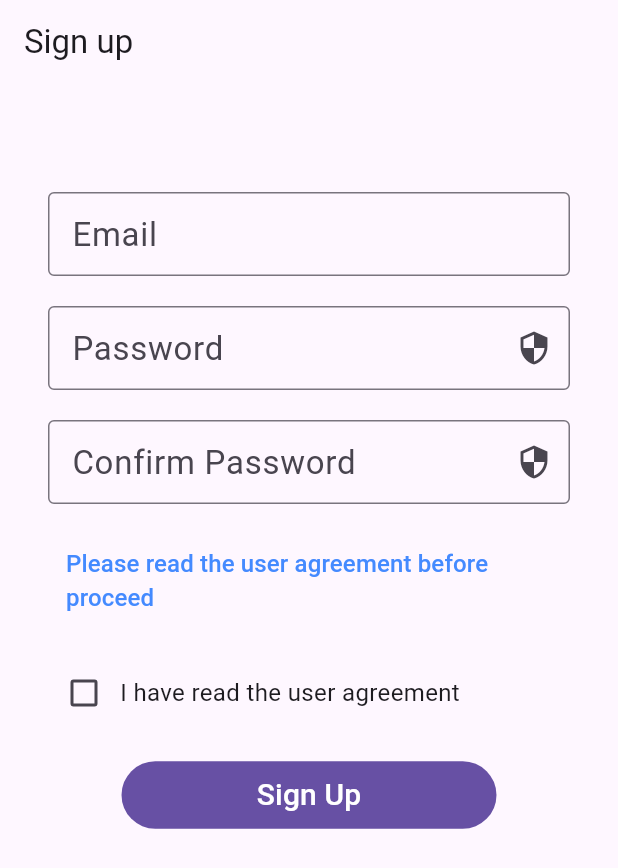
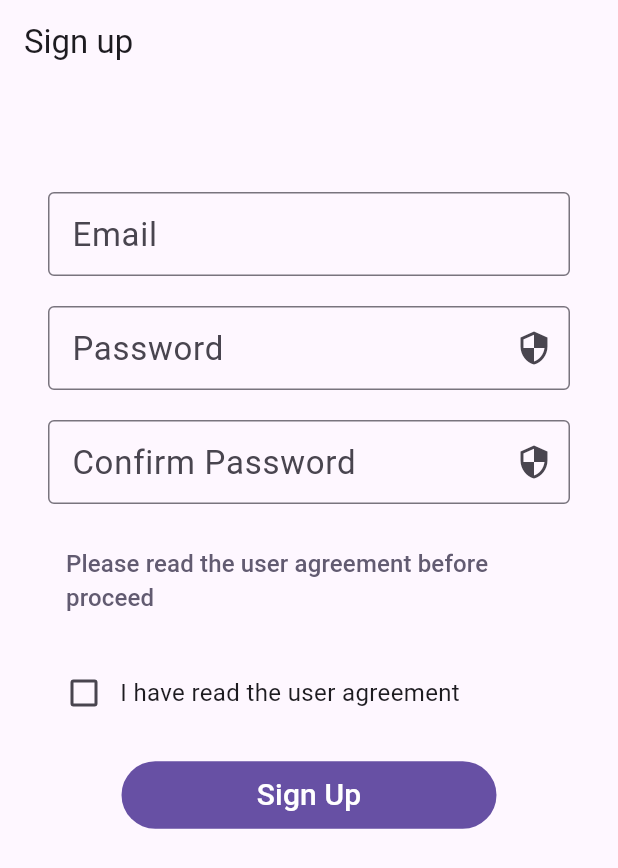
Before and after one commit to AkshatAdsule/chat, a Flutter app: the SignUp screen opened directly, on a phone screen of 412 x 824 dp. Shown: the top 868 px of the screen. Run offline on Flutter 3.47's test engine with Material 2 defaults, Android fonts, the phone set to English and light mode, and no system bars; drawn by our look-alikes of dynamic_color; our stand-ins replace cloud_firestore, firebase_auth, firebase_core, image_cropper, image_picker; missing offline and left inert: dart:ffi; accounts and stored records are empty; network calls fail.

Commit message:
change color

```diff
--- a/lib/screens/settings.dart
+++ b/lib/screens/settings.dart
@@ -102,7 +102,7 @@ class _SettingsPageState extends State<SettingsPage> {
                   title: Text("Sign Out"),
                   onTap: () async {
                     await FirebaseAuth.instance.signOut();
-                    Navigator.push(
+                    Navigator.pushReplacement(
                         context,
                         MaterialPageRoute(
                           builder: (context) => SignIn(),
--- a/lib/screens/sign_up.dart
+++ b/lib/screens/sign_up.dart
@@ -38,13 +38,15 @@ class _SignUpState extends State<SignUp> {
               const SizedBox(height: 40),
               TextField(
                 controller: _email_controller,
-                decoration: const InputDecoration(
+                decoration: InputDecoration(
                   labelText: "Email",
-                  labelStyle: TextStyle(
+                  labelStyle: const TextStyle(
                     fontSize: 22,
                   ),
                   border: OutlineInputBorder(
-                    borderSide: BorderSide(color: Colors.blueAccent),
+                    borderSide: BorderSide(
+                      color: Theme.of(context).colorScheme.secondary,
+                    ),
                   ),
                 ),
                 keyboardType: TextInputType.emailAddress,
@@ -57,8 +59,10 @@ class _SignUpState extends State<SignUp> {
                   labelStyle: const TextStyle(
                     fontSize: 22,
                   ),
-                  border: const OutlineInputBorder(
-                    borderSide: BorderSide(color: Colors.blueAccent),
+                  border: OutlineInputBorder(
+                    borderSide: BorderSide(
+                      color: Theme.of(context).colorScheme.secondary,
+                    ),
                   ),
                   suffixIcon: IconButton(
                     icon: Icon(_secure ? Icons.security : Icons.remove_red_eye),
@@ -80,8 +84,10 @@ class _SignUpState extends State<SignUp> {
                   labelStyle: const TextStyle(
                     fontSize: 22,
                   ),
-                  border: const OutlineInputBorder(
-                    borderSide: BorderSide(color: Colors.blueAccent),
+                  border: OutlineInputBorder(
+                    borderSide: BorderSide(
+                      color: Theme.of(context).colorScheme.secondary,
+                    ),
                   ),
                   suffixIcon: IconButton(
                     icon: Icon(_confirm_secure
@@ -102,9 +108,12 @@ class _SignUpState extends State<SignUp> {
                   Navigator.push(context,
                       MaterialPageRoute(builder: (context) => UserAgreement()));
                 },
-                child: const Text(
+                child: Text(
                   "Please read the user agreement before proceed ",
-                  style: TextStyle(fontSize: 16, color: Colors.blueAccent),
+                  style: TextStyle(
+                    fontSize: 16,
+                    color: Theme.of(context).colorScheme.secondary,
+                  ),
                 ),
               ),
               const SizedBox(height: 20),
```
Also changed, not shown: lib/screens/forgot_password.dart (+14 -10 lines), lib/screens/reset_password.dart (+9 -5 lines).
